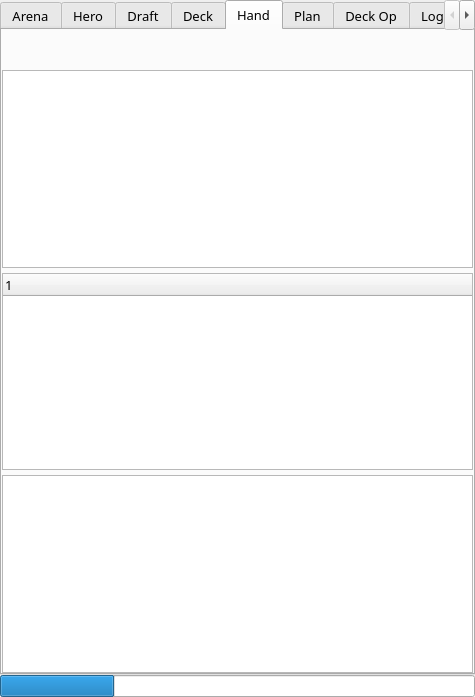
Above: mainwindow.ui from supertriodo/Arena-Tracker before the change. Below: the same form after it.
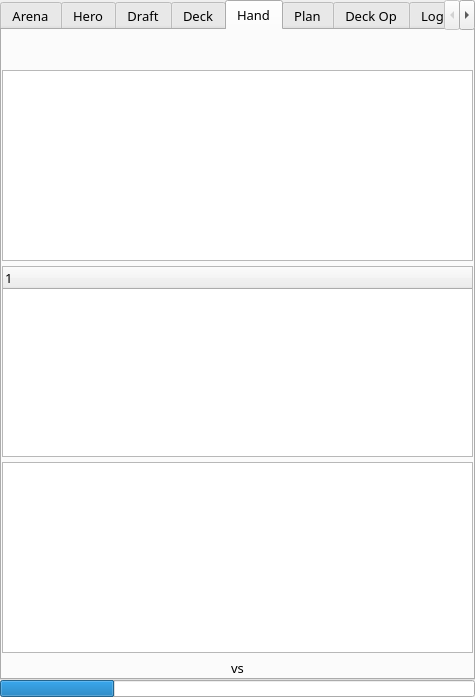
That is the form after the change. The open tabs and pages were chosen to show the change. Icons and pictures are not drawn. Custom widgets are drawn as their Qt base class.

Commit message: Add heros total attack labels to hand tab.

Diff of the .ui file:
```diff
--- a/mainwindow.ui
+++ b/mainwindow.ui
@@ -1214,6 +1214,86 @@
           <item>
            <widget class="MoveListWidget" name="drawListWidget"/>
           </item>
+          <item>
+           <layout class="QHBoxLayout" name="horizontalLayoutEnemy">
+            <item>
+             <spacer name="enemyAttackHorizontalSpacer">
+              <property name="orientation">
+               <enum>Qt::Horizontal</enum>
+              </property>
+              <property name="sizeHint" stdset="0">
+               <size>
+                <width>40</width>
+                <height>20</height>
+               </size>
+              </property>
+             </spacer>
+            </item>
+            <item>
+             <widget class="QLabel" name="enemyAttackHeroLabel">
+              <property name="text">
+               <string/>
+              </property>
+             </widget>
+            </item>
+            <item>
+             <spacer name="enemyAttackHorizontalSpacer2">
+              <property name="orientation">
+               <enum>Qt::Horizontal</enum>
+              </property>
+              <property name="sizeHint" stdset="0">
+               <size>
+                <width>40</width>
+                <height>20</height>
+               </size>
+              </property>
+             </spacer>
+            </item>
+            <item>
+             <widget class="QLabel" name="enemyAttackVSLabel">
+              <property name="text">
+               <string>vs</string>
+              </property>
+              <property name="alignment">
+               <set>Qt::AlignCenter</set>
+              </property>
+             </widget>
+            </item>
+            <item>
+             <spacer name="enemyAttackHorizontalSpacer3">
+              <property name="orientation">
+               <enum>Qt::Horizontal</enum>
+              </property>
+              <property name="sizeHint" stdset="0">
+               <size>
+                <width>40</width>
+                <height>20</height>
+               </size>
+              </property>
+             </spacer>
+            </item>
+            <item>
+             <widget class="QLabel" name="enemyAttackRivalLabel">
+              <property name="text">
+               <string/>
+              </property>
+             </widget>
+            </item>
+            <item>
+             <spacer name="enemyAttackHorizontalSpacer4">
+              <property name="orientation">
+               <enum>Qt::Horizontal</enum>
+              </property>
+              <property name="sizeHint" stdset="0">
+               <size>
+                <width>40</width>
+                <height>20</height>
+               </size>
+              </property>
+             </spacer>
+            </item>
+           </layout>
+          </item>
          </layout>
         </widget>
         <widget class="QWidget" name="tabPlan">
```
Left out of the diff: 2 changed lines with no effect on the pictures. The commit also changes 9 other files.
